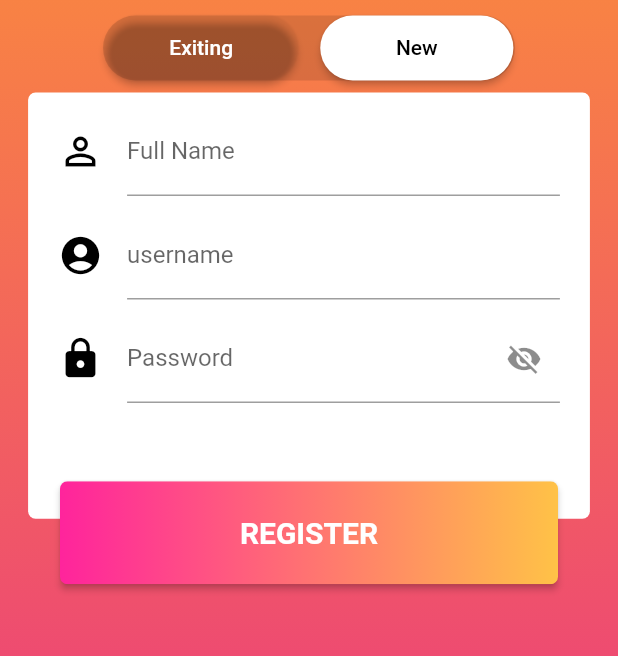
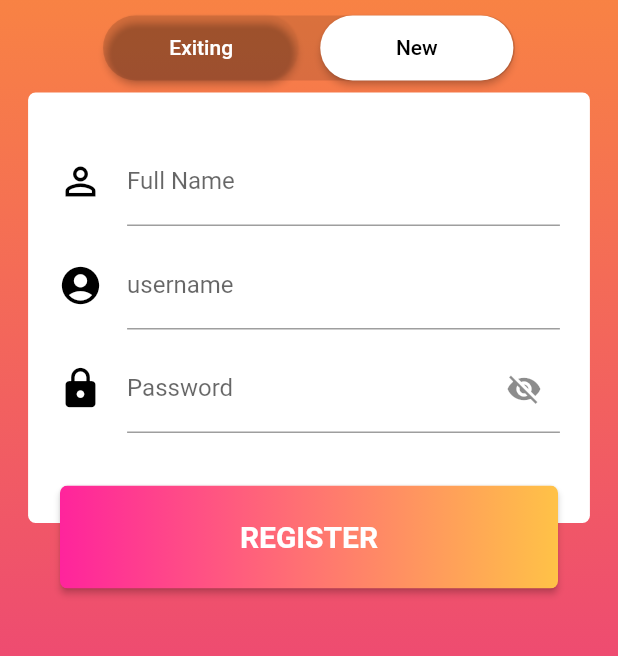
Before and after one commit to zynmarr/mobile, a Flutter app: the screen it shows after launch, after a tap on "New", on a phone screen of 412 x 824 dp, the part 441-1097 px from its top. Run offline on Flutter 3.47's test engine with Material 2 defaults, Android fonts, the phone set to English and light mode, and no system bars; our stand-ins replace carousel_slider, flutter_swiper, font_awesome_flutter, getflutter, shared_preferences.

Commit message:
fix responsive login/register

```diff
--- a/lib/auth/login.dart
+++ b/lib/auth/login.dart
@@ -29,7 +29,8 @@ class _LoginWidgetState extends State<LoginWidget> {
         children: <Widget>[
           Container(
             // margin: EdgeInsets.only(left: 20, right: 20),
-            height: MediaQuery.of(context).size.height / 3.7,
+//            height: MediaQuery.of(context).size.height / 3.7,
+            padding: EdgeInsets.symmetric(vertical: 10.0),
             width: MediaQuery.of(context).size.width / 1.1,
             decoration: BoxDecoration(
               color: Colors.white,
@@ -60,7 +61,7 @@ class _LoginWidgetState extends State<LoginWidget> {
                 ),
                 Container(
                   width: MediaQuery.of(context).size.width / 1.2,
-                  margin: EdgeInsets.only(top: 15, left: 20, right: 20),
+                  margin: EdgeInsets.only(top: 15, left: 20, right: 20, bottom: 40.0),
                   child: TextFormField(
                     validator: (e) {
                       if (e.isEmpty) {
--- a/lib/auth/register.dart
+++ b/lib/auth/register.dart
@@ -25,8 +25,9 @@ class _RegisterWidgetState extends State<RegisterWidget> {
         children: <Widget>[
           Container(
             // margin: EdgeInsets.only(left: 20, right: 20),
-            height: MediaQuery.of(context).size.height / 2.9,
+//            height: MediaQuery.of(context).size.height / 2.9,
             width: MediaQuery.of(context).size.width / 1.1,
+            padding: EdgeInsets.symmetric(vertical: 20.0),
             decoration: BoxDecoration(
               color: Colors.white,
               borderRadius: BorderRadius.circular(5),
@@ -77,7 +78,7 @@ class _RegisterWidgetState extends State<RegisterWidget> {
                 ),
                 Container(
                   width: MediaQuery.of(context).size.width / 1.2,
-                  margin: EdgeInsets.only(top: 10, left: 20, right: 20),
+                  margin: EdgeInsets.only(top: 10, left: 20, right: 20, bottom: 40.0),
                   child: TextFormField(
                     validator: (e){
                       if (e.isEmpty) {
```
Also changed, not shown: pubspec.lock.
